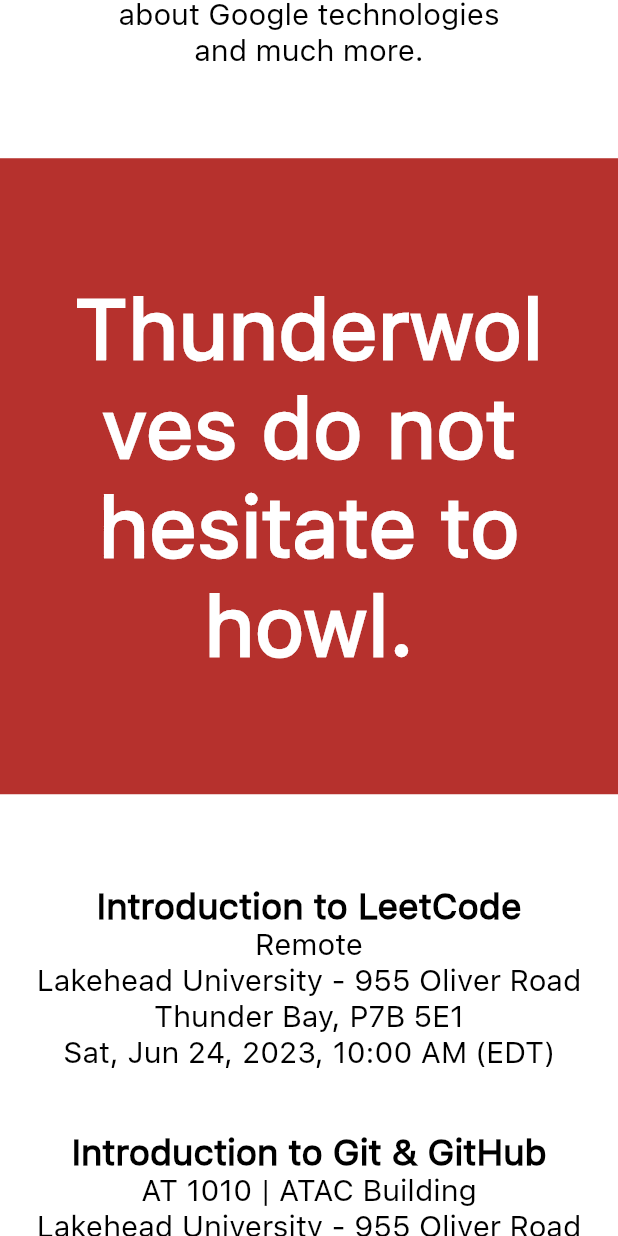
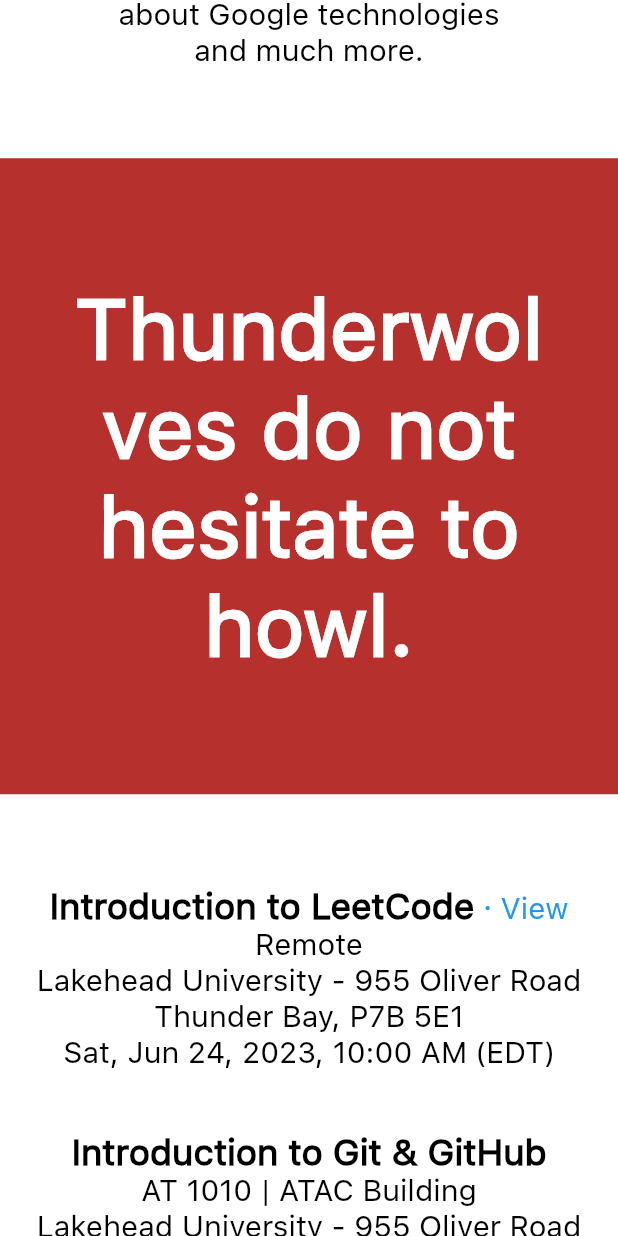
Before and after one commit to lu-dsc/site-ludsc, a Flutter app: the screen it shows after launch, scrolled down 1152 dp, on a phone screen of 412 x 824 dp. Run offline on Flutter 3.47's test engine with Material 2 defaults, Android fonts, the phone set to English and light mode, and no system bars; our stand-ins replace font_awesome_flutter, shared_preferences; missing offline and left inert: dart:html.

Commit message:
added recording to leetcode event

```diff
--- a/lib/screens/home/components/events.dart
+++ b/lib/screens/home/components/events.dart
@@ -1,3 +1,4 @@
+import 'package:flutter/gestures.dart';
 import 'package:flutter/material.dart';
 import 'package:site_ludsc/components/simple_divider.dart';
 import 'package:site_ludsc/utils.dart';
@@ -51,6 +52,8 @@ class Events extends StatelessWidget {
             eventTitle: 'Introduction to LeetCode',
             eventLocation: 'Remote',
             eventTime: 'Sat, Jun 24, 2023, 10:00 AM (EDT)',
+            eventPlayback:
+                'https://lakeheadu.zoom.us/rec/share/Gzsffg5DHRX-VWyxHggl5EHTSEmG1FUnl0Fcb961UxX5JsXywYG4QhILXY_ZAkB6.CFscjDT-AW0USiEY',
           ),
         ],
       ),
@@ -63,6 +66,7 @@ class Events extends StatelessWidget {
     required String eventTitle,
     required String eventLocation,
     required String eventTime,
+    String? eventPlayback,
   }) {
     return InkWell(
       onTap: () => launchInBrowser(
@@ -77,9 +81,22 @@ class Events extends StatelessWidget {
           text: TextSpan(
             children: [
               TextSpan(
-                text: '$eventTitle\n',
+                text: '$eventTitle',
                 style: Theme.of(context).textTheme.headline5?.copyWith(fontWeight: FontWeight.bold),
               ),
+              if (eventPlayback != null)
+                TextSpan(
+                  text: ' · View',
+                  style: Theme.of(context).textTheme.headline6?.copyWith(
+                        color: Colors.blue,
+                      ),
+                  recognizer: TapGestureRecognizer()
+                    ..onTap = () => launchInBrowser(
+                          context,
+                          Uri.parse(eventPlayback),
+                        ),
+                ),
+              const TextSpan(text: '\n'),
               TextSpan(
                 text: '$eventLocation\n',
                 style: Theme.of(context).textTheme.headline6,
```
